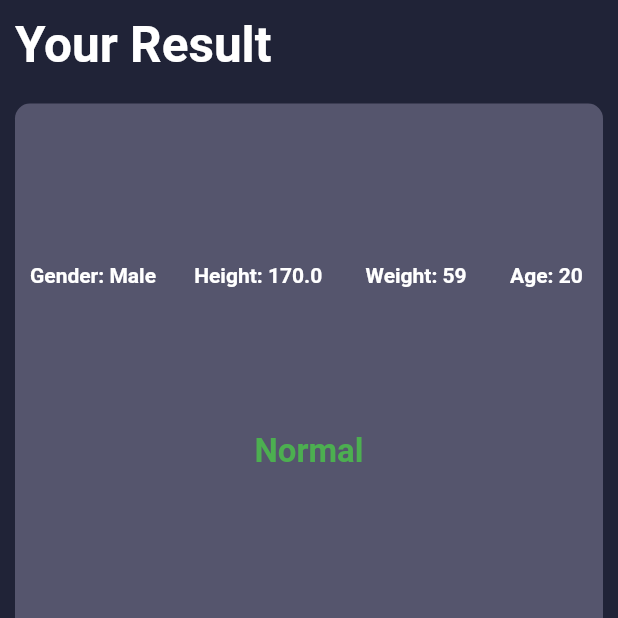
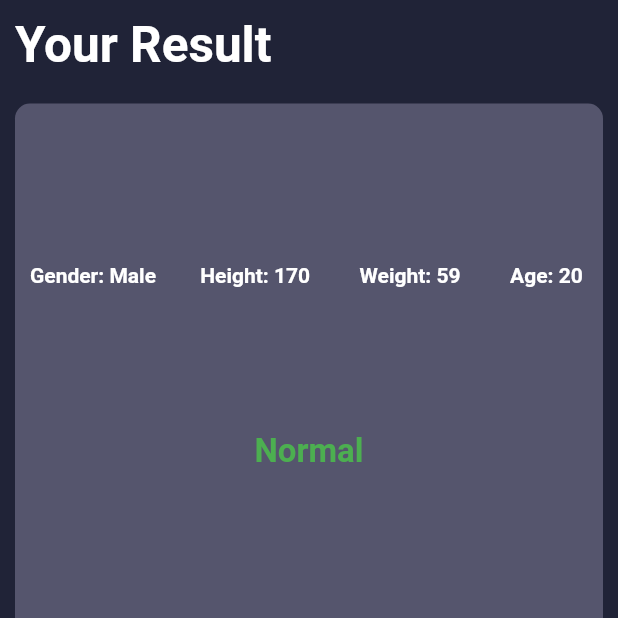
Before and after one commit to YoussefMohammed001/bmi_calculator, a Flutter app: the screen it shows after launch, after a tap on "CALCULATE", on a phone screen of 412 x 824 dp, the top half of it. Run offline on Flutter 3.47's test engine with Material 2 defaults, Android fonts, the phone set to English and light mode, and no system bars.

Commit message:
change data type

```diff
--- a/lib/result.dart
+++ b/lib/result.dart
@@ -44,7 +44,7 @@ class BMIResultScreen extends StatelessWidget {
                         mainAxisAlignment: MainAxisAlignment.spaceBetween,
                         children: [
                           Text("Gender: ${isMale ? "Male" : "Female"}",style: TextStyle(color: Colors.white,fontWeight: FontWeight.bold),),
-                         Text("Height: $height ",style: TextStyle(color: Colors.white,fontWeight: FontWeight.bold),),
+                         Text("Height: ${height.toInt()} ",style: TextStyle(color: Colors.white,fontWeight: FontWeight.bold),),
                          Text("Weight: $weight ",style: TextStyle(color: Colors.white,fontWeight: FontWeight.bold),),
                          Text("Age: $age ",style: TextStyle(color: Colors.white,fontWeight: FontWeight.bold),),
                         ],
```
